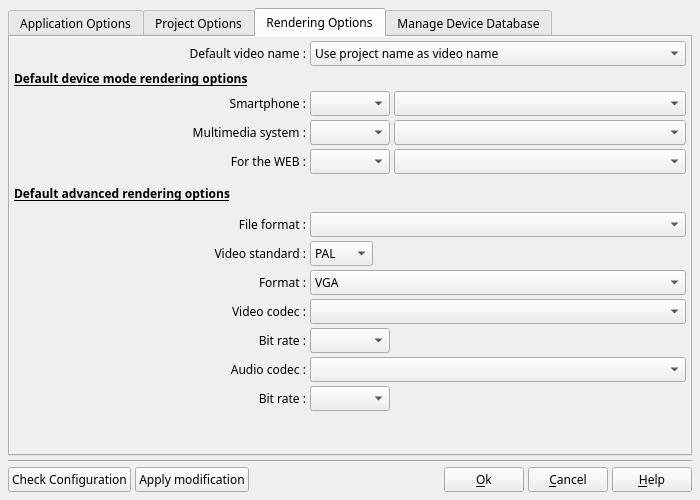
boenki/ffdiaporama, file DlgApplicationSettings.ui: the form before one commit.
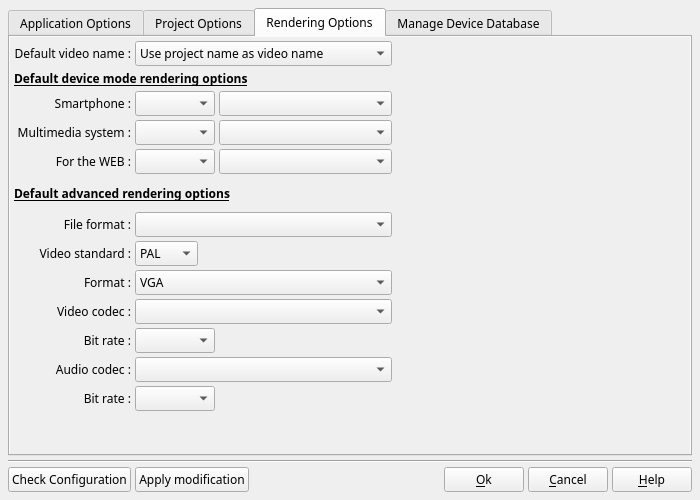
The form after the commit. Icons and pictures are not drawn.

Commit message:
French version / Correction de bug : -Corrige le plantage quand on pressait Ctrl+V mais que rien n'était présent dans le presse papier -Change l'alignement des controles dans l'onglet Options de génération de la boite de dialogue de configuration
English version / Bug fix :
-Bug fix when pressing Ctrl+V and nothing is present in the clipboard the application crashed
-Change controls alignment in rendering options tab of the option dialog

The edit to the form file:
```diff
--- a/DlgApplicationSettings.ui
+++ b/DlgApplicationSettings.ui
@@ -3238,7 +3238,7 @@
              </property>
             </widget>
            </item>
-           <item row="2" column="0">
+           <item row="2" column="0" colspan="4">
             <widget class="QLabel" name="label_28">
              <property name="font">
               <font>
@@ -3266,6 +3266,19 @@
              </item>
             </widget>
            </item>
+           <item row="1" column="3">
+            <spacer name="horizontalSpacer_2">
+             <property name="orientation">
+              <enum>Qt::Horizontal</enum>
+             </property>
+             <property name="sizeHint" stdset="0">
+              <size>
+               <width>0</width>
+               <height>20</height>
+              </size>
+             </property>
+            </spacer>
+           </item>
           </layout>
          </widget>
         </widget>
```
Left out of the diff: 2 changed lines with no effect on the pictures. The commit also changes 2 other files.
